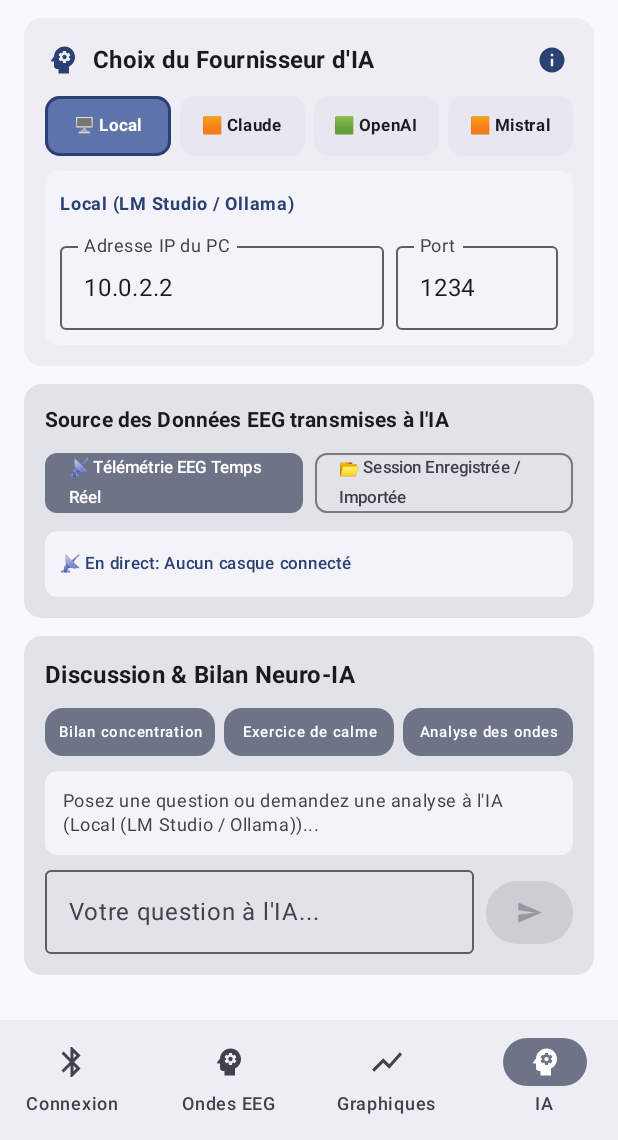
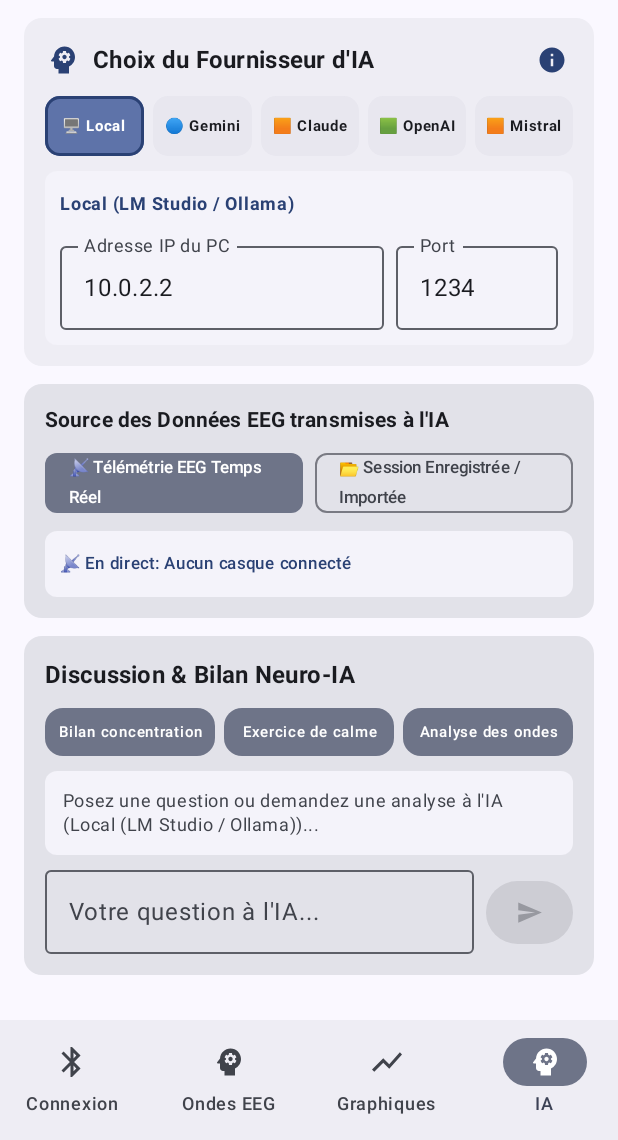
Before and after one commit to quarkgluant/my_brain_live, an Android app built with Jetpack Compose: the screen it shows after launch (MainActivity), item 4 of the bottom bar chosen, on a phone screen of 412 x 824 dp, the part 96-1236 px from its top. Run offline under Robolectric (Android 15) with nearby library versions, the phone set to English and light mode, and no system bars.

Commit message:
Update dependencies and add Google Gemini provider support

```diff
--- a/app/src/main/java/com/example/mybrainlive/ui/EegDashboardScreen.kt
+++ b/app/src/main/java/com/example/mybrainlive/ui/EegDashboardScreen.kt
@@ -1872,12 +1872,13 @@ fun AiMultiProviderPage(
                                     Text(
                                         text = when (provider) {
                                             AiProvider.LOCAL -> "🖥️ Local"
+                                            AiProvider.GOOGLE -> "🔵 Gemini"
                                             AiProvider.ANTHROPIC -> "🟧 Claude"
                                             AiProvider.OPENAI -> "🟩 OpenAI"
                                             AiProvider.MISTRAL -> "🟧 Mistral"
                                         },
                                         fontWeight = FontWeight.Bold,
-                                        fontSize = 11.sp,
+                                        fontSize = 10.sp,
                                         maxLines = 1,
                                         softWrap = false,
                                         color = if (isSelected) MaterialTheme.colorScheme.onPrimaryContainer else MaterialTheme.colorScheme.onSurface
--- a/gradle/libs.versions.toml
+++ b/gradle/libs.versions.toml
@@ -1,5 +1,5 @@
 [versions]
-agp = "9.5.1"
+agp = "9.5.2"
 coreKtx = "1.10.1"
 junit = "4.13.2"
 junitVersion = "1.1.5"
```
Also changed, not shown: app/src/main/java/com/example/mybrainlive/llm/AiMultiProviderClient.kt (+9 -1 lines).
